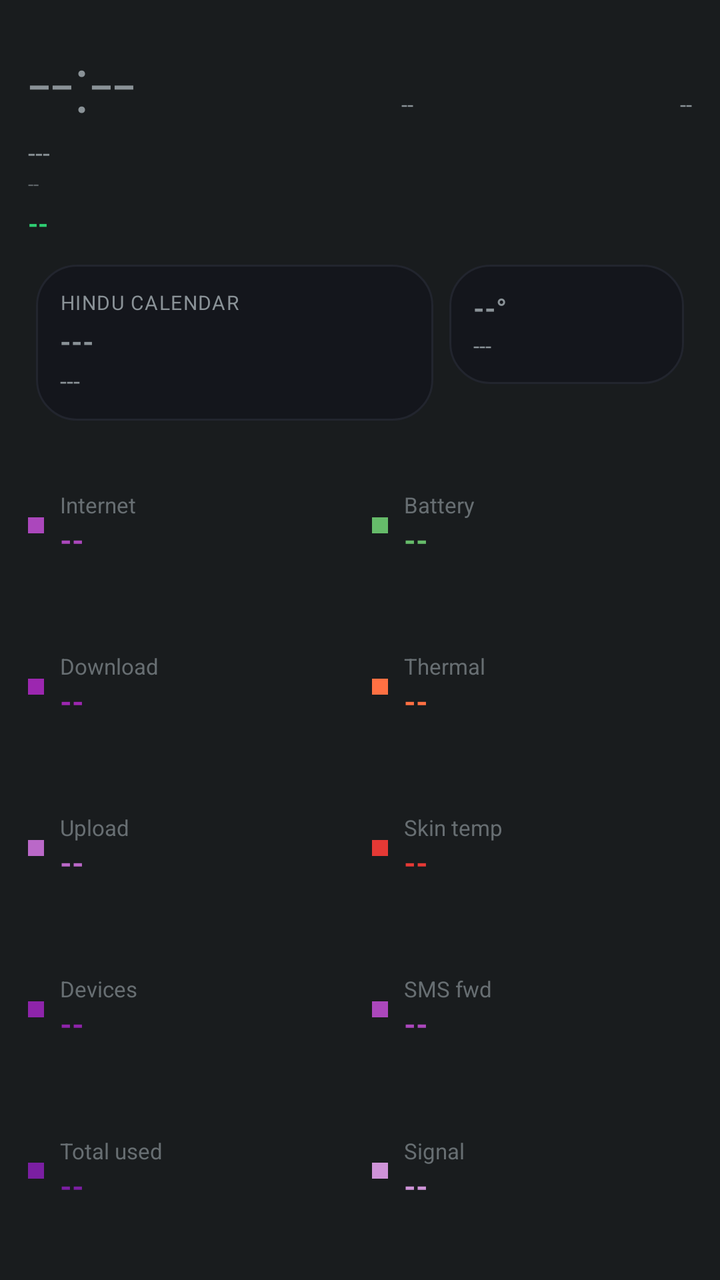
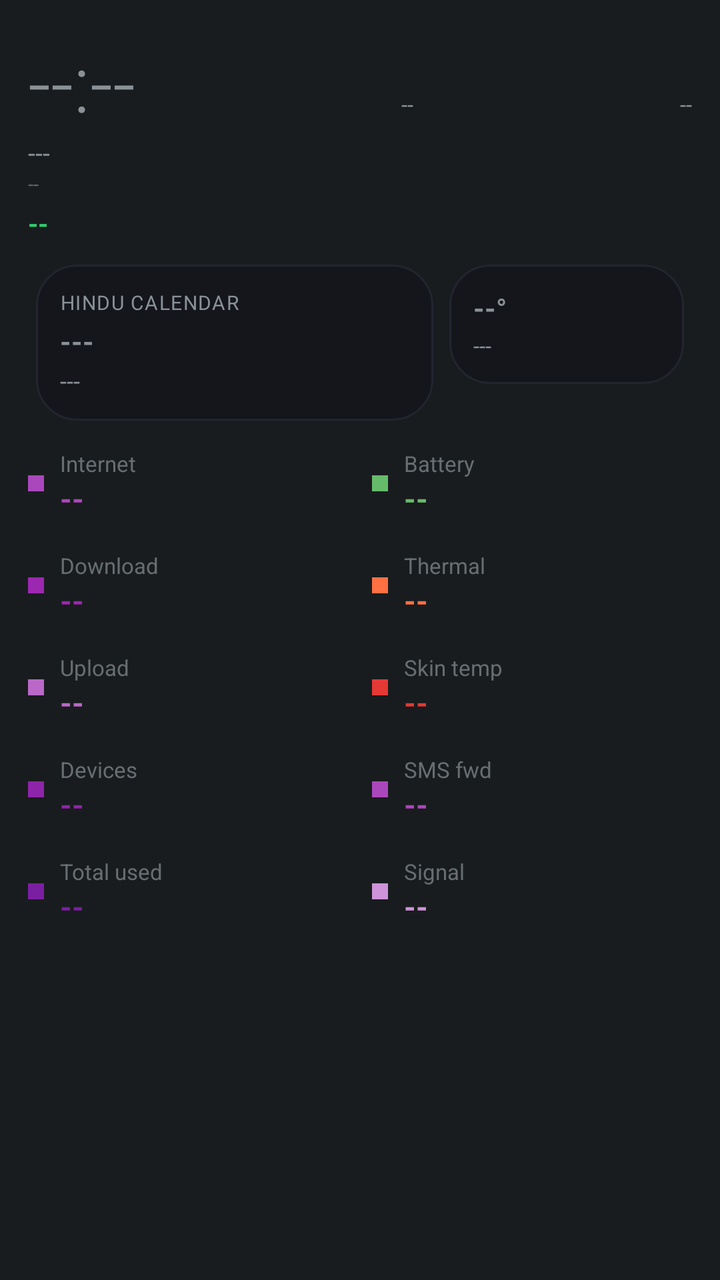

Two renders of the same Android screen: before a commit and after it. Below are the layout's source before the change and the commit's diff.
<!-- AndroidManifest.xml: application theme android:Theme.DeviceDefault.NoActionBar -->
<!-- res/layout/aod_layout_violet_glow.xml -->
<?xml version="1.0" encoding="utf-8"?>
<LinearLayout xmlns:android="http://schemas.android.com/apk/res/android"
    android:id="@+id/bg_root"
    android:layout_width="match_parent"
    android:layout_height="match_parent"
    android:orientation="vertical"
    android:padding="14dp">

    <LinearLayout
        android:layout_width="match_parent"
        android:layout_height="wrap_content"
        android:orientation="horizontal">

        <TextView
            android:id="@+id/clock"
            android:layout_width="wrap_content"
            android:layout_height="wrap_content"
            android:textSize="40sp"
            android:fontFamily="sans-serif-light"
            android:text="--:--" />

        <TextView
            android:id="@+id/net_type_badge"
            android:layout_width="0dp"
            android:layout_height="wrap_content"
            android:layout_weight="1"
            android:layout_gravity="top"
            android:gravity="end"
            android:textSize="11sp"
            android:text="--" />

        <TextView
            android:id="@+id/akd_badge"
            android:layout_width="0dp"
            android:layout_height="wrap_content"
            android:layout_weight="1"
            android:layout_gravity="top"
            android:gravity="end"
            android:textSize="11sp"
            android:text="--" />
    </LinearLayout>

    <TextView
        android:id="@+id/date"
        android:layout_width="wrap_content"
        android:layout_height="wrap_content"
        android:textSize="13sp"
        android:text="---" />

    <TextView
        android:id="@+id/perf_badge"
        android:layout_width="wrap_content"
        android:layout_height="wrap_content"
        android:textSize="10sp"
        android:alpha="0.6"
        android:text="--" />

    <TextView
        android:id="@+id/health_badge"
        android:layout_width="wrap_content"
        android:layout_height="wrap_content"
        android:layout_marginTop="4dp"
        android:textAllCaps="true"
        android:textStyle="bold"
        android:textSize="13sp"
        android:textColor="#2ecc71"
        android:text="--" />

    <TextView
        android:id="@+id/muhurat_badge"
        android:layout_width="wrap_content"
        android:layout_height="wrap_content"
        android:textSize="11sp"
        android:textStyle="bold"
        android:visibility="gone"
        android:text="--" />

    <LinearLayout
        android:layout_width="match_parent"
        android:layout_height="wrap_content"
        android:orientation="horizontal"
        android:layout_marginTop="8dp">

        <LinearLayout
            android:id="@+id/panchang_card"
            android:layout_width="0dp"
            android:layout_height="wrap_content"
            android:layout_weight="1.7"
            android:layout_margin="4dp"
            android:background="@drawable/bg_card"
            android:orientation="vertical"
            android:gravity="center_vertical"
            android:padding="12dp">

            <TextView
                android:id="@+id/panchang_header"
                android:layout_width="wrap_content"
                android:layout_height="wrap_content"
                android:textSize="10sp"
                android:textAllCaps="true"
                android:letterSpacing="0.05"
                android:text="Hindu calendar" />

            <TextView
                android:id="@+id/panchang_tithi"
                android:layout_width="match_parent"
                android:layout_height="wrap_content"
                android:layout_marginTop="3dp"
                android:textStyle="bold"
                android:maxLines="1"
                android:autoSizeTextType="uniform"
                android:autoSizeMinTextSize="13sp"
                android:autoSizeMaxTextSize="18sp"
                android:text="---" />

            <TextView
                android:id="@+id/panchang_nakshatra"
                android:layout_width="match_parent"
                android:layout_height="wrap_content"
                android:layout_marginTop="2dp"
                android:textSize="12sp"
                android:maxLines="1"
                android:ellipsize="end"
                android:text="---" />
        </LinearLayout>

        <LinearLayout
            android:id="@+id/weather_card"
            android:layout_width="0dp"
            android:layout_height="wrap_content"
            android:layout_weight="1"
            android:layout_margin="4dp"
            android:background="@drawable/bg_card"
            android:orientation="vertical"
            android:gravity="center_vertical"
            android:padding="12dp">

            <TextView
                android:id="@+id/weather_temp"
                android:layout_width="match_parent"
                android:layout_height="wrap_content"
                android:textStyle="bold"
                android:maxLines="1"
                android:autoSizeTextType="uniform"
                android:autoSizeMinTextSize="14sp"
                android:autoSizeMaxTextSize="20sp"
                android:text="--°" />

            <TextView
                android:id="@+id/weather_condition"
                android:layout_width="match_parent"
                android:layout_height="wrap_content"
                android:layout_marginTop="2dp"
                android:textSize="11sp"
                android:maxLines="2"
                android:text="---" />
        </LinearLayout>
    </LinearLayout>

    
    <LinearLayout
        android:layout_width="match_parent"
        android:layout_height="0dp"
        android:layout_weight="1"
        android:orientation="horizontal"
        android:layout_marginTop="8dp">

        <LinearLayout android:layout_width="0dp" android:layout_height="match_parent" android:layout_weight="1" android:orientation="vertical" android:layout_marginEnd="6dp">
            <LinearLayout android:id="@+id/row8" android:layout_width="match_parent" android:layout_height="0dp" android:layout_weight="1" android:orientation="horizontal" android:gravity="center_vertical">
                <View android:layout_width="8dp" android:layout_height="8dp" android:layout_marginEnd="8dp" android:background="#ab47bc" />
                <LinearLayout android:layout_width="0dp" android:layout_height="wrap_content" android:layout_weight="1" android:orientation="vertical">
                    <TextView android:id="@+id/stat_label" android:layout_width="wrap_content" android:layout_height="wrap_content" android:textSize="11sp" android:alpha="0.7" android:text="Internet" />
                    <TextView android:id="@+id/stat_value" android:layout_width="wrap_content" android:layout_height="wrap_content" android:textStyle="bold" android:textSize="15sp" android:textColor="#ab47bc" android:text="--" />
                </LinearLayout>
            </LinearLayout>
            <LinearLayout android:id="@+id/row0" android:layout_width="match_parent" android:layout_height="0dp" android:layout_weight="1" android:orientation="horizontal" android:gravity="center_vertical">
                <View android:layout_width="8dp" android:layout_height="8dp" android:layout_marginEnd="8dp" android:background="#9c27b0" />
                <LinearLayout android:layout_width="0dp" android:layout_height="wrap_content" android:layout_weight="1" android:orientation="vertical">
                    <TextView android:id="@+id/stat_label" android:layout_width="wrap_content" android:layout_height="wrap_content" android:textSize="11sp" android:alpha="0.7" android:text="Download" />
                    <TextView android:id="@+id/stat_value" android:layout_width="wrap_content" android:layout_height="wrap_content" android:textStyle="bold" android:textSize="15sp" android:textColor="#9c27b0" android:text="--" />
                </LinearLayout>
            </LinearLayout>
            <LinearLayout android:id="@+id/row1" android:layout_width="match_parent" android:layout_height="0dp" android:layout_weight="1" android:orientation="horizontal" android:gravity="center_vertical">
                <View android:layout_width="8dp" android:layout_height="8dp" android:layout_marginEnd="8dp" android:background="#ba68c8" />
                <LinearLayout android:layout_width="0dp" android:layout_height="wrap_content" android:layout_weight="1" android:orientation="vertical">
                    <TextView android:id="@+id/stat_label" android:layout_width="wrap_content" android:layout_height="wrap_content" android:textSize="11sp" android:alpha="0.7" android:text="Upload" />
                    <TextView android:id="@+id/stat_value" android:layout_width="wrap_content" android:layout_height="wrap_content" android:textStyle="bold" android:textSize="15sp" android:textColor="#ba68c8" android:text="--" />
                </LinearLayout>
            </LinearLayout>
            <LinearLayout android:id="@+id/row2" android:layout_width="match_parent" android:layout_height="0dp" android:layout_weight="1" android:orientation="horizontal" android:gravity="center_vertical">
                <View android:layout_width="8dp" android:layout_height="8dp" android:layout_marginEnd="8dp" android:background="#8e24aa" />
                <LinearLayout android:layout_width="0dp" android:layout_height="wrap_content" android:layout_weight="1" android:orientation="vertical">
                    <TextView android:id="@+id/stat_label" android:layout_width="wrap_content" android:layout_height="wrap_content" android:textSize="11sp" android:alpha="0.7" android:text="Devices" />
                    <TextView android:id="@+id/stat_value" android:layout_width="wrap_content" android:layout_height="wrap_content" android:textStyle="bold" android:textSize="15sp" android:textColor="#8e24aa" android:text="--" />
                </LinearLayout>
            </LinearLayout>
            <LinearLayout android:id="@+id/row3" android:layout_width="match_parent" android:layout_height="0dp" android:layout_weight="1" android:orientation="horizontal" android:gravity="center_vertical">
                <View android:layout_width="8dp" android:layout_height="8dp" android:layout_marginEnd="8dp" android:background="#7b1fa2" />
                <LinearLayout android:layout_width="0dp" android:layout_height="wrap_content" android:layout_weight="1" android:orientation="vertical">
                    <TextView android:id="@+id/stat_label" android:layout_width="wrap_content" android:layout_height="wrap_content" android:textSize="11sp" android:alpha="0.7" android:text="Total used" />
                    <TextView android:id="@+id/stat_value" android:layout_width="wrap_content" android:layout_height="wrap_content" android:textStyle="bold" android:textSize="15sp" android:textColor="#7b1fa2" android:text="--" />
                </LinearLayout>
            </LinearLayout>
        </LinearLayout>

        <LinearLayout android:layout_width="0dp" android:layout_height="match_parent" android:layout_weight="1" android:orientation="vertical" android:layout_marginStart="6dp">
            <LinearLayout android:id="@+id/row4" android:layout_width="match_parent" android:layout_height="0dp" android:layout_weight="1" android:orientation="horizontal" android:gravity="center_vertical">
                <View android:layout_width="8dp" android:layout_height="8dp" android:layout_marginEnd="8dp" android:background="#66bb6a" />
                <LinearLayout android:layout_width="0dp" android:layout_height="wrap_content" android:layout_weight="1" android:orientation="vertical">
                    <TextView android:id="@+id/stat_label" android:layout_width="wrap_content" android:layout_height="wrap_content" android:textSize="11sp" android:alpha="0.7" android:text="Battery" />
                    <TextView android:id="@+id/stat_value" android:layout_width="wrap_content" android:layout_height="wrap_content" android:textStyle="bold" android:textSize="15sp" android:textColor="#66bb6a" android:text="--" />
                </LinearLayout>
            </LinearLayout>
            <LinearLayout android:id="@+id/row5" android:layout_width="match_parent" android:layout_height="0dp" android:layout_weight="1" android:orientation="horizontal" android:gravity="center_vertical">
                <View android:layout_width="8dp" android:layout_height="8dp" android:layout_marginEnd="8dp" android:background="#ff7043" />
                <LinearLayout android:layout_width="0dp" android:layout_height="wrap_content" android:layout_weight="1" android:orientation="vertical">
                    <TextView android:id="@+id/stat_label" android:layout_width="wrap_content" android:layout_height="wrap_content" android:textSize="11sp" android:alpha="0.7" android:text="Thermal" />
                    <TextView android:id="@+id/stat_value" android:layout_width="wrap_content" android:layout_height="wrap_content" android:textStyle="bold" android:textSize="15sp" android:textColor="#ff7043" android:text="--" />
                </LinearLayout>
            </LinearLayout>
            <LinearLayout android:id="@+id/row6" android:layout_width="match_parent" android:layout_height="0dp" android:layout_weight="1" android:orientation="horizontal" android:gravity="center_vertical">
                <View android:layout_width="8dp" android:layout_height="8dp" android:layout_marginEnd="8dp" android:background="#e53935" />
                <LinearLayout android:layout_width="0dp" android:layout_height="wrap_content" android:layout_weight="1" android:orientation="vertical">
                    <TextView android:id="@+id/stat_label" android:layout_width="wrap_content" android:layout_height="wrap_content" android:textSize="11sp" android:alpha="0.7" android:text="Skin temp" />
                    <TextView android:id="@+id/stat_value" android:layout_width="wrap_content" android:layout_height="wrap_content" android:textStyle="bold" android:textSize="15sp" android:textColor="#e53935" android:text="--" />
                </LinearLayout>
            </LinearLayout>
            <LinearLayout android:id="@+id/row7" android:layout_width="match_parent" android:layout_height="0dp" android:layout_weight="1" android:orientation="horizontal" android:gravity="center_vertical">
                <View android:layout_width="8dp" android:layout_height="8dp" android:layout_marginEnd="8dp" android:background="#ab47bc" />
                <LinearLayout android:layout_width="0dp" android:layout_height="wrap_content" android:layout_weight="1" android:orientation="vertical">
                    <TextView android:id="@+id/stat_label" android:layout_width="wrap_content" android:layout_height="wrap_content" android:textSize="11sp" android:alpha="0.7" android:text="SMS fwd" />
                    <TextView android:id="@+id/stat_value" android:layout_width="wrap_content" android:layout_height="wrap_content" android:textStyle="bold" android:textSize="15sp" android:textColor="#ab47bc" android:text="--" />
                </LinearLayout>
            </LinearLayout>
            <LinearLayout android:id="@+id/row9" android:layout_width="match_parent" android:layout_height="0dp" android:layout_weight="1" android:orientation="horizontal" android:gravity="center_vertical">
                <View android:layout_width="8dp" android:layout_height="8dp" android:layout_marginEnd="8dp" android:background="#ce93d8" />
                <LinearLayout android:layout_width="0dp" android:layout_height="wrap_content" android:layout_weight="1" android:orientation="vertical">
                    <TextView android:id="@+id/stat_label" android:layout_width="wrap_content" android:layout_height="wrap_content" android:textSize="11sp" android:alpha="0.7" android:text="Signal" />
                    <TextView android:id="@+id/stat_value" android:layout_width="wrap_content" android:layout_height="wrap_content" android:textStyle="bold" android:textSize="15sp" android:textColor="#ce93d8" android:text="--" />
                </LinearLayout>
            </LinearLayout>
        </LinearLayout>
    </LinearLayout>

</LinearLayout>
<!-- resources referenced by this layout -->
<resources>
  <!-- drawable bg_card (drawable) -->
  <?xml version="1.0" encoding="utf-8"?>
  <shape xmlns:android="http://schemas.android.com/apk/res/android">
      <solid android:color="#14161C" />
      <corners android:radius="20dp" />
      <stroke android:width="1dp" android:color="#22252E" />
  </shape>
</resources>

<!-- the commit's change to res/layout/aod_layout_violet_glow.xml (unified diff, before → after) -->
@@ -160,41 +160,40 @@
     
     <LinearLayout
         android:layout_width="match_parent"
-        android:layout_height="0dp"
-        android:layout_weight="1"
+        android:layout_height="wrap_content"
         android:orientation="horizontal"
-        android:layout_marginTop="8dp">
-
-        <LinearLayout android:layout_width="0dp" android:layout_height="match_parent" android:layout_weight="1" android:orientation="vertical" android:layout_marginEnd="6dp">
-            <LinearLayout android:id="@+id/row8" android:layout_width="match_parent" android:layout_height="0dp" android:layout_weight="1" android:orientation="horizontal" android:gravity="center_vertical">
+        android:layout_marginTop="10dp">
+
+        <LinearLayout android:layout_width="0dp" android:layout_height="wrap_content" android:layout_weight="1" android:orientation="vertical" android:layout_marginEnd="6dp">
+            <LinearLayout android:id="@+id/row8" android:layout_width="match_parent" android:layout_height="wrap_content" android:orientation="horizontal" android:gravity="center_vertical" android:layout_marginBottom="16dp">
                 <View android:layout_width="8dp" android:layout_height="8dp" android:layout_marginEnd="8dp" android:background="#ab47bc" />
                 <LinearLayout android:layout_width="0dp" android:layout_height="wrap_content" android:layout_weight="1" android:orientation="vertical">
                     <TextView android:id="@+id/stat_label" android:layout_width="wrap_content" android:layout_height="wrap_content" android:textSize="11sp" android:alpha="0.7" android:text="Internet" />
                     <TextView android:id="@+id/stat_value" android:layout_width="wrap_content" android:layout_height="wrap_content" android:textStyle="bold" android:textSize="15sp" android:textColor="#ab47bc" android:text="--" />
                 </LinearLayout>
             </LinearLayout>
-            <LinearLayout android:id="@+id/row0" android:layout_width="match_parent" android:layout_height="0dp" android:layout_weight="1" android:orientation="horizontal" android:gravity="center_vertical">
+            <LinearLayout android:id="@+id/row0" android:layout_width="match_parent" android:layout_height="wrap_content" android:orientation="horizontal" android:gravity="center_vertical" android:layout_marginBottom="16dp">
                 <View android:layout_width="8dp" android:layout_height="8dp" android:layout_marginEnd="8dp" android:background="#9c27b0" />
                 <LinearLayout android:layout_width="0dp" android:layout_height="wrap_content" android:layout_weight="1" android:orientation="vertical">
                     <TextView android:id="@+id/stat_label" android:layout_width="wrap_content" android:layout_height="wrap_content" android:textSize="11sp" android:alpha="0.7" android:text="Download" />
                     <TextView android:id="@+id/stat_value" android:layout_width="wrap_content" android:layout_height="wrap_content" android:textStyle="bold" android:textSize="15sp" android:textColor="#9c27b0" android:text="--" />
                 </LinearLayout>
             </LinearLayout>
-            <LinearLayout android:id="@+id/row1" android:layout_width="match_parent" android:layout_height="0dp" android:layout_weight="1" android:orientation="horizontal" android:gravity="center_vertical">
+            <LinearLayout android:id="@+id/row1" android:layout_width="match_parent" android:layout_height="wrap_content" android:orientation="horizontal" android:gravity="center_vertical" android:layout_marginBottom="16dp">
                 <View android:layout_width="8dp" android:layout_height="8dp" android:layout_marginEnd="8dp" android:background="#ba68c8" />
                 <LinearLayout android:layout_width="0dp" android:layout_height="wrap_content" android:layout_weight="1" android:orientation="vertical">
                     <TextView android:id="@+id/stat_label" android:layout_width="wrap_content" android:layout_height="wrap_content" android:textSize="11sp" android:alpha="0.7" android:text="Upload" />
                     <TextView android:id="@+id/stat_value" android:layout_width="wrap_content" android:layout_height="wrap_content" android:textStyle="bold" android:textSize="15sp" android:textColor="#ba68c8" android:text="--" />
                 </LinearLayout>
             </LinearLayout>
-            <LinearLayout android:id="@+id/row2" android:layout_width="match_parent" android:layout_height="0dp" android:layout_weight="1" android:orientation="horizontal" android:gravity="center_vertical">
+            <LinearLayout android:id="@+id/row2" android:layout_width="match_parent" android:layout_height="wrap_content" android:orientation="horizontal" android:gravity="center_vertical" android:layout_marginBottom="16dp">
                 <View android:layout_width="8dp" android:layout_height="8dp" android:layout_marginEnd="8dp" android:background="#8e24aa" />
                 <LinearLayout android:layout_width="0dp" android:layout_height="wrap_content" android:layout_weight="1" android:orientation="vertical">
                     <TextView android:id="@+id/stat_label" android:layout_width="wrap_content" android:layout_height="wrap_content" android:textSize="11sp" android:alpha="0.7" android:text="Devices" />
                     <TextView android:id="@+id/stat_value" android:layout_width="wrap_content" android:layout_height="wrap_content" android:textStyle="bold" android:textSize="15sp" android:textColor="#8e24aa" android:text="--" />
                 </LinearLayout>
             </LinearLayout>
-            <LinearLayout android:id="@+id/row3" android:layout_width="match_parent" android:layout_height="0dp" android:layout_weight="1" android:orientation="horizontal" android:gravity="center_vertical">
+            <LinearLayout android:id="@+id/row3" android:layout_width="match_parent" android:layout_height="wrap_content" android:orientation="horizontal" android:gravity="center_vertical" android:layout_marginBottom="16dp">
                 <View android:layout_width="8dp" android:layout_height="8dp" android:layout_marginEnd="8dp" android:background="#7b1fa2" />
                 <LinearLayout android:layout_width="0dp" android:layout_height="wrap_content" android:layout_weight="1" android:orientation="vertical">
                     <TextView android:id="@+id/stat_label" android:layout_width="wrap_content" android:layout_height="wrap_content" android:textSize="11sp" android:alpha="0.7" android:text="Total used" />
@@ -203,36 +202,36 @@
             </LinearLayout>
         </LinearLayout>
 
-        <LinearLayout android:layout_width="0dp" android:layout_height="match_parent" android:layout_weight="1" android:orientation="vertical" android:layout_marginStart="6dp">
-            <LinearLayout android:id="@+id/row4" android:layout_width="match_parent" android:layout_height="0dp" android:layout_weight="1" android:orientation="horizontal" android:gravity="center_vertical">
+        <LinearLayout android:layout_width="0dp" android:layout_height="wrap_content" android:layout_weight="1" android:orientation="vertical" android:layout_marginStart="6dp">
+            <LinearLayout android:id="@+id/row4" android:layout_width="match_parent" android:layout_height="wrap_content" android:orientation="horizontal" android:gravity="center_vertical" android:layout_marginBottom="16dp">
                 <View android:layout_width="8dp" android:layout_height="8dp" android:layout_marginEnd="8dp" android:background="#66bb6a" />
                 <LinearLayout android:layout_width="0dp" android:layout_height="wrap_content" android:layout_weight="1" android:orientation="vertical">
                     <TextView android:id="@+id/stat_label" android:layout_width="wrap_content" android:layout_height="wrap_content" android:textSize="11sp" android:alpha="0.7" android:text="Battery" />
                     <TextView android:id="@+id/stat_value" android:layout_width="wrap_content" android:layout_height="wrap_content" android:textStyle="bold" android:textSize="15sp" android:textColor="#66bb6a" android:text="--" />
                 </LinearLayout>
             </LinearLayout>
-            <LinearLayout android:id="@+id/row5" android:layout_width="match_parent" android:layout_height="0dp" android:layout_weight="1" android:orientation="horizontal" android:gravity="center_vertical">
+            <LinearLayout android:id="@+id/row5" android:layout_width="match_parent" android:layout_height="wrap_content" android:orientation="horizontal" android:gravity="center_vertical" android:layout_marginBottom="16dp">
                 <View android:layout_width="8dp" android:layout_height="8dp" android:layout_marginEnd="8dp" android:background="#ff7043" />
                 <LinearLayout android:layout_width="0dp" android:layout_height="wrap_content" android:layout_weight="1" android:orientation="vertical">
                     <TextView android:id="@+id/stat_label" android:layout_width="wrap_content" android:layout_height="wrap_content" android:textSize="11sp" android:alpha="0.7" android:text="Thermal" />
                     <TextView android:id="@+id/stat_value" android:layout_width="wrap_content" android:layout_height="wrap_content" android:textStyle="bold" android:textSize="15sp" android:textColor="#ff7043" android:text="--" />
                 </LinearLayout>
             </LinearLayout>
-            <LinearLayout android:id="@+id/row6" android:layout_width="match_parent" android:layout_height="0dp" android:layout_weight="1" android:orientation="horizontal" android:gravity="center_vertical">
+            <LinearLayout android:id="@+id/row6" android:layout_width="match_parent" android:layout_height="wrap_content" android:orientation="horizontal" android:gravity="center_vertical" android:layout_marginBottom="16dp">
                 <View android:layout_width="8dp" android:layout_height="8dp" android:layout_marginEnd="8dp" android:background="#e53935" />
                 <LinearLayout android:layout_width="0dp" android:layout_height="wrap_content" android:layout_weight="1" android:orientation="vertical">
                     <TextView android:id="@+id/stat_label" android:layout_width="wrap_content" android:layout_height="wrap_content" android:textSize="11sp" android:alpha="0.7" android:text="Skin temp" />
                     <TextView android:id="@+id/stat_value" android:layout_width="wrap_content" android:layout_height="wrap_content" android:textStyle="bold" android:textSize="15sp" android:textColor="#e53935" android:text="--" />
                 </LinearLayout>
             </LinearLayout>
-            <LinearLayout android:id="@+id/row7" android:layout_width="match_parent" android:layout_height="0dp" android:layout_weight="1" android:orientation="horizontal" android:gravity="center_vertical">
+            <LinearLayout android:id="@+id/row7" android:layout_width="match_parent" android:layout_height="wrap_content" android:orientation="horizontal" android:gravity="center_vertical" android:layout_marginBottom="16dp">
                 <View android:layout_width="8dp" android:layout_height="8dp" android:layout_marginEnd="8dp" android:background="#ab47bc" />
                 <LinearLayout android:layout_width="0dp" android:layout_height="wrap_content" android:layout_weight="1" android:orientation="vertical">
                     <TextView android:id="@+id/stat_label" android:layout_width="wrap_content" android:layout_height="wrap_content" android:textSize="11sp" android:alpha="0.7" android:text="SMS fwd" />
                     <TextView android:id="@+id/stat_value" android:layout_width="wrap_content" android:layout_height="wrap_content" android:textStyle="bold" android:textSize="15sp" android:textColor="#ab47bc" android:text="--" />
                 </LinearLayout>
             </LinearLayout>
-            <LinearLayout android:id="@+id/row9" android:layout_width="match_parent" android:layout_height="0dp" android:layout_weight="1" android:orientation="horizontal" android:gravity="center_vertical">
+            <LinearLayout android:id="@+id/row9" android:layout_width="match_parent" android:layout_height="wrap_content" android:orientation="horizontal" android:gravity="center_vertical" android:layout_marginBottom="16dp">
                 <View android:layout_width="8dp" android:layout_height="8dp" android:layout_marginEnd="8dp" android:background="#ce93d8" />
                 <LinearLayout android:layout_width="0dp" android:layout_height="wrap_content" android:layout_weight="1" android:orientation="vertical">
                     <TextView android:id="@+id/stat_label" android:layout_width="wrap_content" android:layout_height="wrap_content" android:textSize="11sp" android:alpha="0.7" android:text="Signal" />
